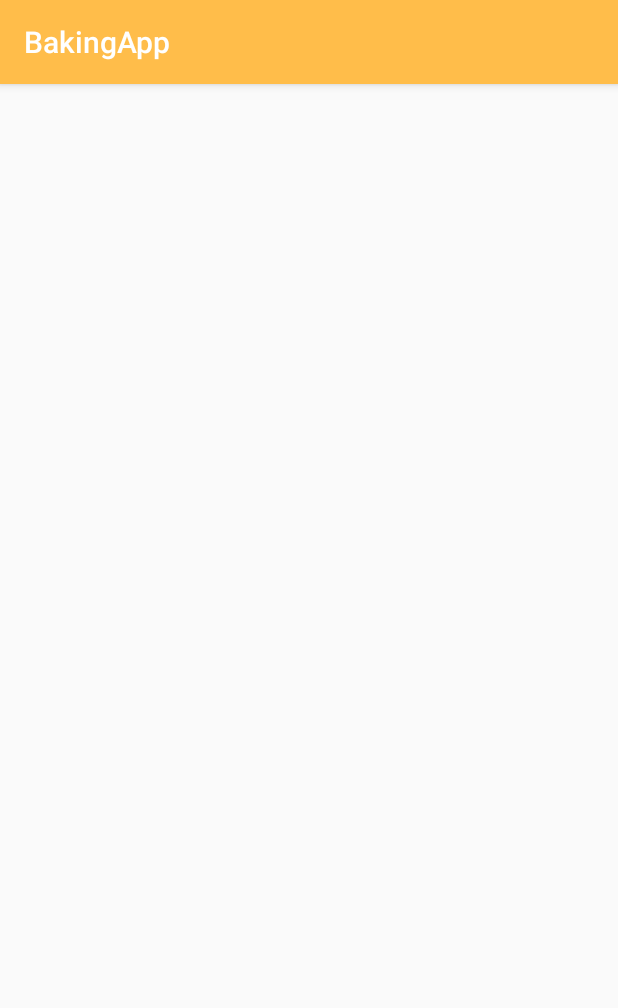
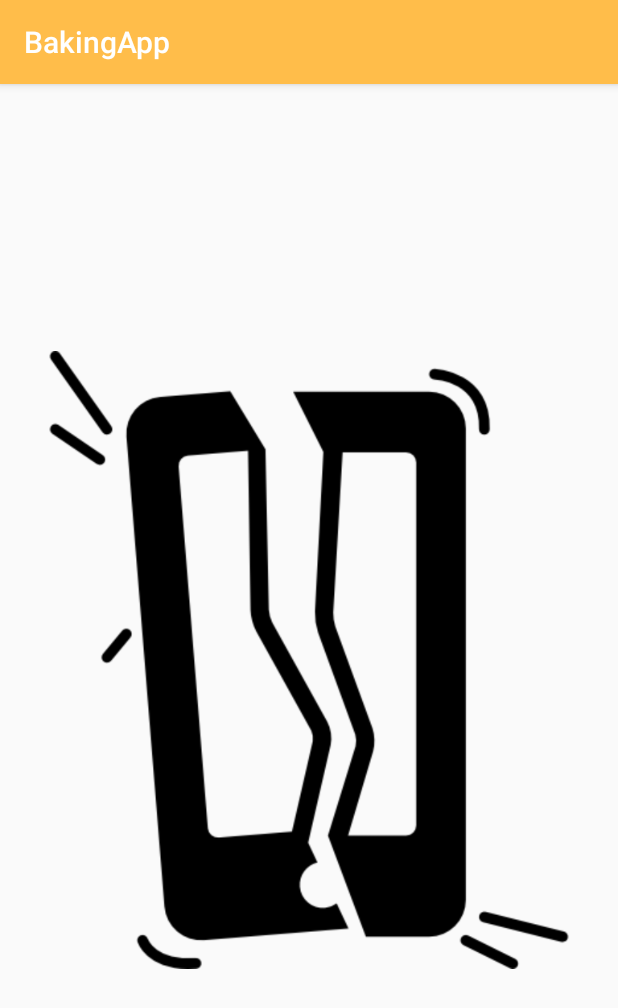
Before and after one commit to NecoHorne/BakingApp, an Android app: the screen it shows after launch (MainActivity), on a phone screen of 412 x 824 dp. Shown: the top 1008 px of the screen. Run offline under Robolectric (Android 15) with nearby library versions, the phone set to English and light mode, and no system bars; libraries missing offline, so code that uses them is left out: android.support.test; 1 statement that could not run was skipped.

Commit message:
Finished as per requirements.
Signed-off-by: Neco Horne <necohorne@gmail.com>

```diff
--- a/app/src/main/java/com/necohorne/bakingapp/UI/Activities/MainActivity.java
+++ b/app/src/main/java/com/necohorne/bakingapp/UI/Activities/MainActivity.java
@@ -1,13 +1,20 @@
 package com.necohorne.bakingapp.UI.Activities;
 
 import android.os.AsyncTask;
+import android.support.annotation.NonNull;
+import android.support.annotation.VisibleForTesting;
+import android.support.test.espresso.IdlingResource;
 import android.support.v7.app.AppCompatActivity;
 import android.os.Bundle;
 import android.support.v7.widget.GridLayoutManager;
 import android.support.v7.widget.LinearLayoutManager;
 import android.support.v7.widget.RecyclerView;
 import android.util.DisplayMetrics;
+import android.view.View;
+import android.widget.ImageView;
+import android.widget.Toast;
 
+import com.necohorne.bakingapp.IdlingResource.MainIdlingResource;
 import com.necohorne.bakingapp.Models.Recipe;
 import com.necohorne.bakingapp.R;
 import com.necohorne.bakingapp.Utils.JsonUtils;
@@ -25,19 +32,26 @@ public class MainActivity extends AppCompatActivity {
     public RecyclerView mRecyclerView;
     public ArrayList<Recipe> mRecipeList;
     public RecipeRecyclerAdapter mRecipeRecyclerAdapter;
+    private MainIdlingResource mIdlingResource;
 
-    //TODO Widget
     //TODO UI test.
+
+    @VisibleForTesting
+    @NonNull
+    public IdlingResource getIdlingResource() {
+        if (mIdlingResource == null) {
+            mIdlingResource = new MainIdlingResource();
+        }
+        return mIdlingResource;
+    }
 
     @Override
     protected void onCreate(Bundle savedInstanceState) {
         super.onCreate(savedInstanceState);
         setContentView(R.layout.activity_main);
-
         initRecycler();
-
-        new getRecipes().execute();
-
+        getIdlingResource();
+        new HasConnection().execute();
     }
 
     private void initRecycler() {
@@ -55,9 +69,26 @@ public class MainActivity extends AppCompatActivity {
             LinearLayoutManager layoutManager = new LinearLayoutManager(MainActivity.this);
             mRecyclerView.setLayoutManager(layoutManager);
         }
+    }
 
+    public class HasConnection extends AsyncTask<Void, Void, Boolean>{
 
+        @Override
+        protected Boolean doInBackground(Void... voids) {
+            return NetworkUtils.hasInternetAccess(getApplicationContext());
+        }
 
+        @Override
+        protected void onPostExecute(Boolean aBoolean) {
+            if(aBoolean){
+                new getRecipes().execute();
+            }else {
+                ImageView noConnection = findViewById(R.id.no_connection_iv);
+                noConnection.setVisibility(View.VISIBLE);
+                mRecyclerView.setVisibility(View.INVISIBLE);
+                Toast.makeText(MainActivity.this, "You are not connected to the internet, Please connect and try again", Toast.LENGTH_LONG).show();
+            }
+        }
     }
 
     public class getRecipes extends AsyncTask<Void, Void, ArrayList<Recipe>>{
@@ -75,10 +106,10 @@ public class MainActivity extends AppCompatActivity {
         @Override
         protected void onPostExecute(ArrayList<Recipe> recipes) {
             mRecipeList = recipes;
-
             if(!mRecipeList.isEmpty() || mRecipeList != null){
                 mRecipeRecyclerAdapter = new RecipeRecyclerAdapter(mRecipeList, MainActivity.this);
                 mRecyclerView.setAdapter(mRecipeRecyclerAdapter);
+                mIdlingResource.setIdleState(true);
             }
             super.onPostExecute(recipes);
         }
--- a/app/src/main/res/layout/activity_main.xml
+++ b/app/src/main/res/layout/activity_main.xml
@@ -5,6 +5,18 @@
     android:layout_width="match_parent"
     android:layout_height="match_parent"
     tools:context=".UI.Activities.MainActivity">
+
+    <ImageView
+        android:id="@+id/no_connection_iv"
+        android:layout_width="wrap_content"
+        android:layout_height="wrap_content"
+        android:visibility="gone"
+        app:layout_constraintBottom_toBottomOf="parent"
+        app:layout_constraintEnd_toEndOf="parent"
+        app:layout_constraintStart_toStartOf="parent"
+        app:layout_constraintTop_toTopOf="parent"
+        app:srcCompat="@drawable/no_connection"
+        android:contentDescription="@string/no_internet_image" />
 
     <android.support.v7.widget.RecyclerView
         android:id="@+id/main_recycler_view"
--- a/app/src/main/res/values/strings.xml
+++ b/app/src/main/res/values/strings.xml
@@ -2,4 +2,7 @@
     <string name="app_name">BakingApp</string>
     <string name="Ingredients">Ingredients</string>
     <string name="next_step">Next Step</string>
+    <string name="no_internet_image">no internet image</string>
+    <string name="appwidget_text">EXAMPLE</string>
+    <string name="add_widget">Add widget</string>
 </resources>
--- a/build.gradle
+++ b/build.gradle
@@ -8,7 +8,7 @@ buildscript {
     }
     dependencies {
         classpath 'com.android.tools.build:gradle:3.2.0'
-
+        classpath 'com.google.gms:google-services:4.0.1'
 
         // NOTE: Do not place your application dependencies here; they belong
         // in the individual module build.gradle files
```
Also changed, not shown: app/build.gradle (+8 -2 lines), app/src/main/AndroidManifest.xml (+17 -3 lines), app/src/main/java/com/necohorne/bakingapp/IdlingResource/MainIdlingResource.java (added, +38 -0 lines), app/src/main/java/com/necohorne/bakingapp/Widget/NewAppWidget.java (added, +66 -0 lines), app/src/main/java/com/necohorne/bakingapp/Widget/WidgetIntentService.java (added, +76 -0 lines), app/src/main/res/layout/new_app_widget.xml (added, +30 -0 lines), app/src/main/res/values-v14/dimens.xml (added, +10 -0 lines), app/src/main/res/values/dimens.xml (added, +10 -0 lines), app/src/main/res/xml/new_app_widget_info.xml (added, +12 -0 lines), app/src/main/res/drawable-nodpi/example_appwidget_preview.png (added), app/src/main/res/drawable/no_connection.png (added), 5 other files.
